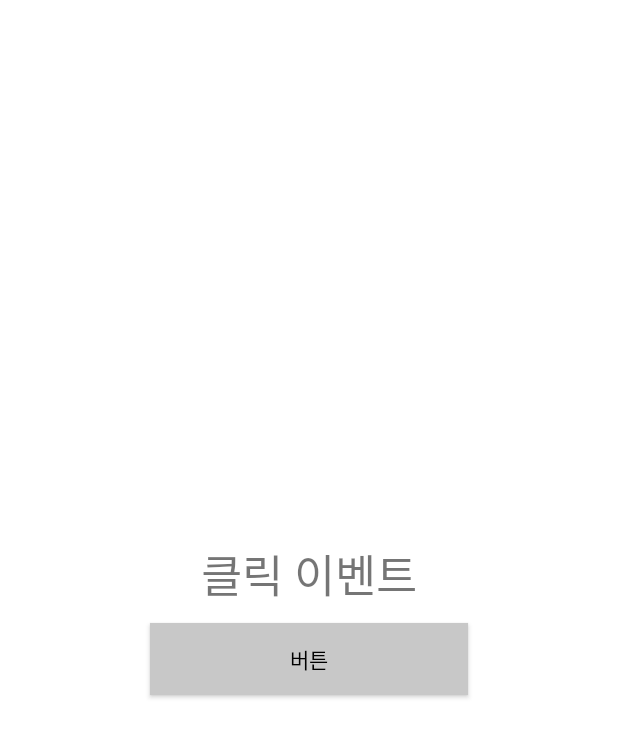
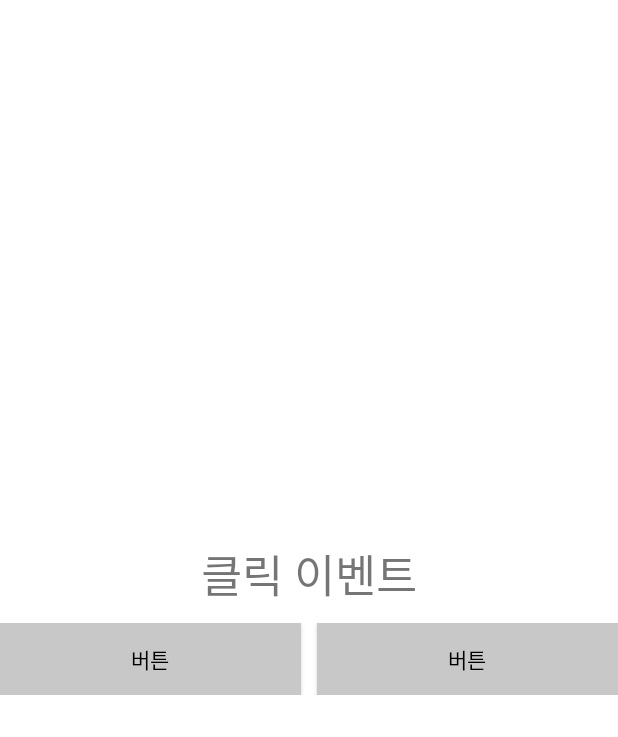
Before and after one commit to nueag/tia-assignment, an Android app: the screen it shows after launch (MainActivity), on a phone screen of 412 x 824 dp. Shown: the top 737 px of the screen. Run offline under Robolectric (Android 15) with nearby library versions, the phone set to English and light mode, and no system bars.

Commit message:
[FEAT] 화면 구성

```diff
--- a/app/src/main/res/layout/main.xml
+++ b/app/src/main/res/layout/main.xml
@@ -20,18 +20,34 @@
             android:gravity="center"
             tools:ignore="MissingConstraints" />
 
-        <android.widget.Button
-            android:id="@+id/button"
+        <LinearLayout
             android:layout_width="match_parent"
             android:layout_height="wrap_content"
-            android:layout_marginStart="100dp"
-            android:layout_marginEnd="100dp"
             android:layout_marginTop="10dp"
-            android:background="@color/gray"
-            android:textColor="@color/black"
-            android:text="버튼"
-            app:layout_constraintStart_toStartOf="parent"
-            app:layout_constraintTop_toTopOf="parent" />
+            android:orientation="horizontal" >
+
+            <android.widget.Button
+                android:id="@+id/button"
+                android:layout_width="match_parent"
+                android:layout_height="match_parent"
+                android:layout_weight="1"
+                android:layout_marginEnd="5dp"
+                android:background="@color/gray"
+                android:textColor="@color/black"
+                android:text="버튼"/>
+
+            <android.widget.Button
+                android:id="@+id/change_view_button"
+                android:layout_width="match_parent"
+                android:layout_height="match_parent"
+                android:layout_weight="1"
+                android:layout_marginStart="5dp"
+                android:background="@color/gray"
+                android:textColor="@color/black"
+                android:text="버튼" />
+
+        </LinearLayout>
+
     </LinearLayout>
 
 
--- /dev/null
+++ b/app/src/main/res/values/attrs.xml
@@ -0,0 +1,5 @@
+<resources>
+    <declare-styleable name="simple_text_view">
+        <attr name="text" format="string" />
+    </declare-styleable>
+</resources>
--- a/app/src/main/res/values/strings.xml
+++ b/app/src/main/res/values/strings.xml
@@ -2,4 +2,6 @@
     <string name="app_name">Tia Application</string>
     <string name="main_defualt_textView">클릭 이벤트</string>
     <string name="main_button">버튼</string>
+    <string name="change_view_text">화면 전환</string>
+    <string name="edit_text_title">이용안내</string>
 </resources>
```
Also changed, not shown: app/src/main/res/drawable/btn_close.xml (added, +18 -0 lines), app/src/main/res/layout/edit_text.xml (added, +28 -0 lines), 1 other file.
